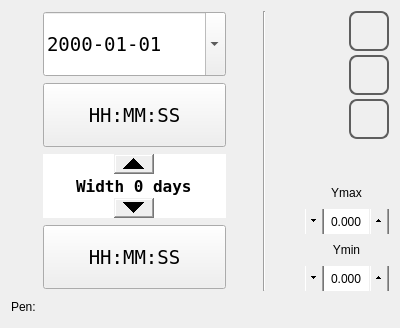
This is qt_library/ATCMtrend/trend_range.ui in MECTsrl/mect_plugins as Qt 5 draws it before an edit. The edited form follows.
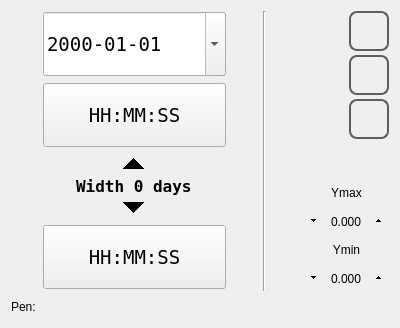
This is the edited form. Icons and pictures are not drawn.

Commit message: review tren reloading and spinbox background

```diff
--- a/qt_library/ATCMtrend/trend_range.ui
+++ b/qt_library/ATCMtrend/trend_range.ui
@@ -34,8 +34,13 @@
 	font: 1000  12pt &quot;DejaVu Sans Mono&quot;;
  }
 
+ QSpinBox {
+	background-color: rgba(255, 255, 255, 0);
+ }
+
  QDoubleSpinBox {
 	font: 1000 12pt &quot;DejaVu Sans Mono&quot;;
+	background-color: rgba(255, 255, 255, 0);
  }
 
  QDoubleSpinBox::up-button {
```
The commit also changes 1 other file.
